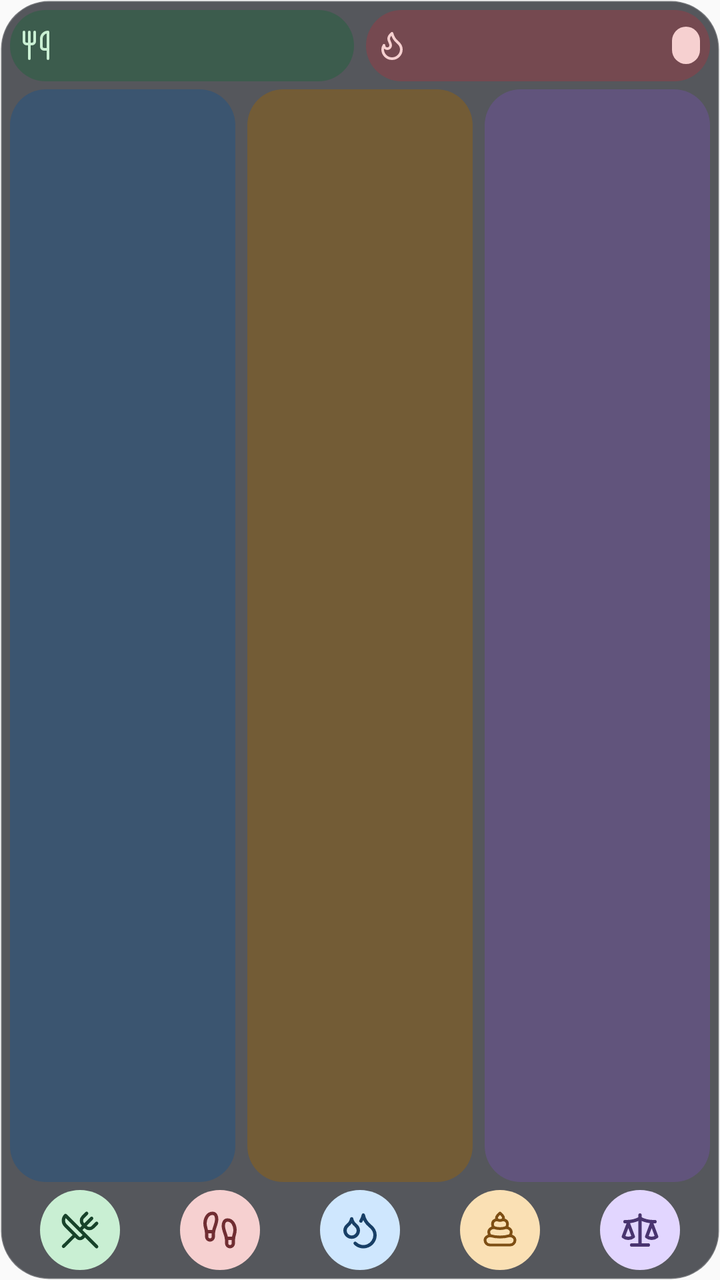
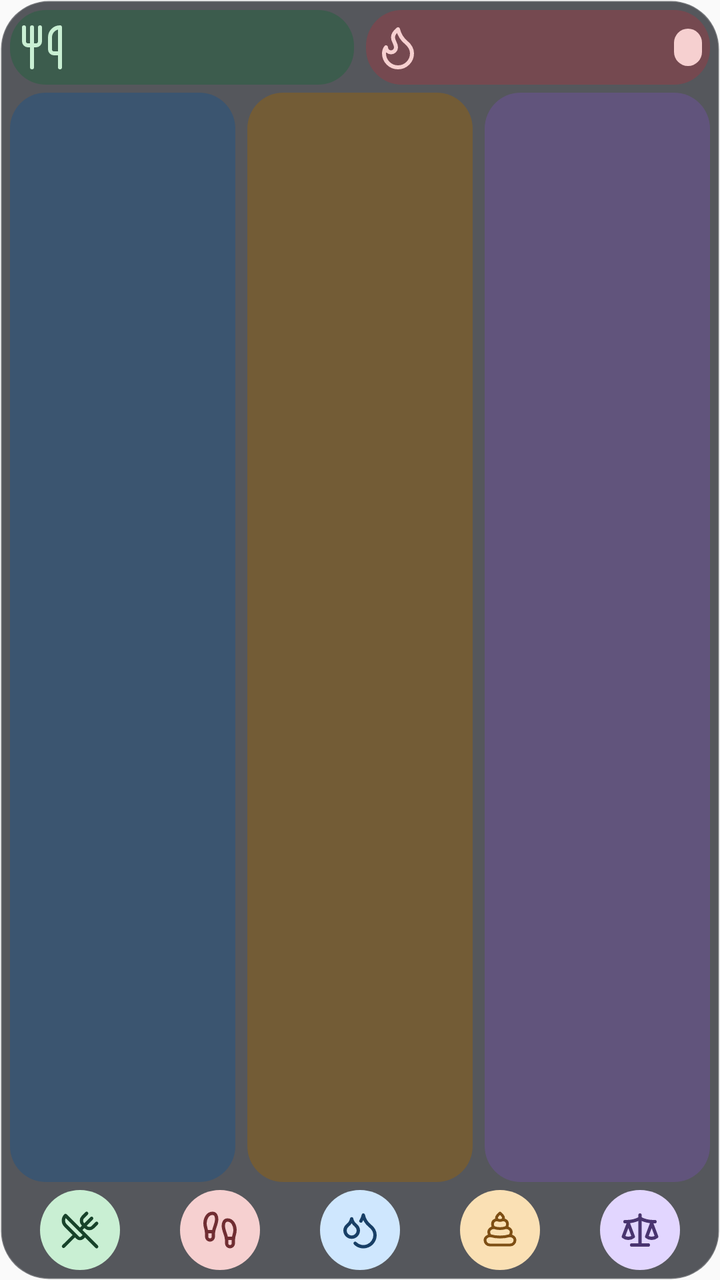

Compare the two renders of this Android layout. The source of the first and the diff that turns it into the second are given below.
<!-- AndroidManifest.xml: application theme AppTheme -->
<!-- res/layout/widget_medium_dark.xml -->
<?xml version="1.0" encoding="utf-8"?>
<LinearLayout xmlns:android="http://schemas.android.com/apk/res/android"
    android:layout_width="match_parent"
    android:layout_height="match_parent"
    android:background="@drawable/widget_surface_dark"
    android:orientation="vertical"
    android:padding="5dp">

    
    <LinearLayout
        android:layout_width="match_parent"
        android:layout_height="wrap_content"
        android:orientation="horizontal">

        <LinearLayout
            android:id="@+id/widget_intake_card"
            style="@style/WidgetCardRow"
            android:layout_width="0dp"
            android:layout_marginEnd="6dp"
            android:layout_weight="1"
            android:background="@drawable/widget_card_intake_dark">
            <ImageView
                    android:layout_width="16dp"
                    android:layout_height="16dp"
                    android:importantForAccessibility="no"
                    android:src="@drawable/widget_intake_icon_dark" />
            <TextView
                android:id="@+id/widget_intake_value"
                style="@style/WidgetValueRow"
                android:textColor="#E6F8EB" />
            <TextView
                    android:id="@+id/widget_intake_net"
                    style="@style/WidgetPill"
                    android:background="@drawable/widget_pill_surplus_dark"
                    android:textColor="#17432A"
                    android:visibility="gone" />
        </LinearLayout>

        <LinearLayout
            android:id="@+id/widget_burned_card"
            style="@style/WidgetCardRow"
            android:layout_width="0dp"
            android:layout_weight="1"
            android:background="@drawable/widget_card_burned_dark">
            <ImageView
                    android:layout_width="16dp"
                    android:layout_height="16dp"
                    android:importantForAccessibility="no"
                    android:src="@drawable/widget_burned_icon_dark" />
            <TextView
                android:id="@+id/widget_burned_value"
                style="@style/WidgetValueRow"
                android:textColor="#FBE9E9" />
            <TextView
                    android:id="@+id/widget_burned_net"
                    style="@style/WidgetPill"
                    android:background="@drawable/widget_pill_deficit_dark"
                    android:textColor="#702D32" />
        </LinearLayout>
    </LinearLayout>

    <LinearLayout
        android:layout_width="match_parent"
        android:layout_height="0dp"
        android:layout_marginTop="4dp"
        android:layout_marginBottom="4dp"
        android:layout_weight="1"
        android:orientation="horizontal">

        <LinearLayout
            android:id="@+id/widget_carbs_card"
            style="@style/WidgetMacro"
            android:layout_marginEnd="6dp"
            android:background="@drawable/widget_card_carbs_dark">
            <TextView
                android:id="@+id/widget_carbs_value"
                style="@style/WidgetMacroValueCompact"
                android:textColor="#E3F1FF" />
        </LinearLayout>

        <LinearLayout
            android:id="@+id/widget_protein_card"
            style="@style/WidgetMacro"
            android:layout_marginEnd="6dp"
            android:background="@drawable/widget_card_protein_dark">
            <TextView
                android:id="@+id/widget_protein_value"
                style="@style/WidgetMacroValueCompact"
                android:textColor="#FFF1D9" />
        </LinearLayout>

        <LinearLayout
            android:id="@+id/widget_fat_card"
            style="@style/WidgetMacro"
            android:background="@drawable/widget_card_fat_dark">
            <TextView
                android:id="@+id/widget_fat_value"
                style="@style/WidgetMacroValueCompact"
                android:textColor="#F1EAFF" />
        </LinearLayout>
    </LinearLayout>

    <include layout="@layout/widget_actions_five_compact" />
</LinearLayout>
<!-- res/layout/widget_actions_five_compact.xml (included above) -->
<?xml version="1.0" encoding="utf-8"?>
<LinearLayout xmlns:android="http://schemas.android.com/apk/res/android" android:layout_width="match_parent" android:layout_height="40dp" android:orientation="horizontal" android:gravity="center">
    <ImageButton android:id="@+id/widget_food" style="@style/WidgetActionCompact"
        android:src="@drawable/widget_food_icon" android:contentDescription="@string/widget_food" />
    <ImageButton android:id="@+id/widget_movement" style="@style/WidgetActionCompact"
        android:src="@drawable/widget_movement_icon" android:contentDescription="@string/widget_movement" />
    <ImageButton android:id="@+id/widget_water" style="@style/WidgetActionCompact"
        android:src="@drawable/widget_water_icon" android:contentDescription="@string/widget_water" />
    <ImageButton android:id="@+id/widget_poop" style="@style/WidgetActionCompact"
        android:src="@drawable/widget_poop_icon" android:contentDescription="@string/widget_poop" />
    <ImageButton android:id="@+id/widget_weight" style="@style/WidgetActionCompact"
        android:src="@drawable/widget_weight_icon" android:contentDescription="@string/widget_weight" />
    <ImageButton android:id="@+id/widget_custom" style="@style/WidgetActionCompact" android:visibility="gone"
        android:src="@drawable/widget_custom_icon" android:contentDescription="@string/widget_custom" />
</LinearLayout>
<!-- resources referenced by this layout -->
<resources>
  <!-- drawable widget_card_burned_dark (drawable) -->
  <?xml version="1.0" encoding="utf-8"?>
  <shape xmlns:android="http://schemas.android.com/apk/res/android" android:shape="rectangle">
      <solid android:color="#9E8A4249" />
      <corners android:radius="18dp" />
  </shape>
  <!-- drawable widget_card_carbs_dark (drawable) -->
  <?xml version="1.0" encoding="utf-8"?>
  <shape xmlns:android="http://schemas.android.com/apk/res/android" android:shape="rectangle">
      <solid android:color="#9E2C557D" />
      <corners android:radius="18dp" />
  </shape>
  <!-- drawable widget_card_fat_dark (drawable) -->
  <?xml version="1.0" encoding="utf-8"?>
  <shape xmlns:android="http://schemas.android.com/apk/res/android" android:shape="rectangle">
      <solid android:color="#9E6A5390" />
      <corners android:radius="18dp" />
  </shape>
  <!-- drawable widget_card_intake_dark (drawable) -->
  <?xml version="1.0" encoding="utf-8"?>
  <shape xmlns:android="http://schemas.android.com/apk/res/android" android:shape="rectangle">
      <solid android:color="#9E2E6045" />
      <corners android:radius="18dp" />
  </shape>
  <!-- drawable widget_card_protein_dark (drawable) -->
  <?xml version="1.0" encoding="utf-8"?>
  <shape xmlns:android="http://schemas.android.com/apk/res/android" android:shape="rectangle">
      <solid android:color="#9E87601F" />
      <corners android:radius="18dp" />
  </shape>
  <!-- drawable widget_pill_deficit_dark (drawable) -->
  <?xml version="1.0" encoding="utf-8"?>
  <shape xmlns:android="http://schemas.android.com/apk/res/android" android:shape="rectangle">
      <solid android:color="#F6D0D0" />
      <corners android:radius="12dp" />
  </shape>
  <!-- drawable widget_pill_surplus_dark (drawable) -->
  <?xml version="1.0" encoding="utf-8"?>
  <shape xmlns:android="http://schemas.android.com/apk/res/android" android:shape="rectangle">
      <solid android:color="#C9EFD3" />
      <corners android:radius="12dp" />
  </shape>
  <string name="widget_custom">Custom</string>
  <string name="widget_food">Food</string>
  <string name="widget_movement">Movement</string>
  <string name="widget_poop">Poop</string>
  <string name="widget_water">Water</string>
  <string name="widget_weight">Weight</string>
  <style name="WidgetActionCompact" parent="WidgetAction">
          <item name="android:layout_height">40dp</item>
      </style>
  <style name="WidgetCardRow" parent="WidgetCard">
          <item name="android:layout_height">wrap_content</item>
          <item name="android:layout_gravity">center_vertical</item>
          <item name="android:gravity">center_vertical</item>
          <item name="android:orientation">horizontal</item>
          <item name="android:padding">5dp</item>
      </style>
  <style name="WidgetMacroValueCompact" parent="WidgetMacroValue">
          <item name="android:textSize">15sp</item>
      </style>
  <style name="WidgetValueRow">
          <item name="android:layout_width">0dp</item>
          <item name="android:layout_height">wrap_content</item>
          <item name="android:layout_weight">1</item>
          <item name="android:gravity">center</item>
          <item name="android:singleLine">true</item>
          <item name="android:textSize">19sp</item>
          <item name="android:textStyle">bold</item>
      </style>
  <style name="AppTheme" parent="Theme.AppCompat.Light.DarkActionBar">
          
          <item name="colorPrimary">@color/colorPrimary</item>
          <item name="colorPrimaryDark">@color/colorPrimaryDark</item>
          <item name="colorAccent">@color/colorAccent</item>
      </style>
  <style name="WidgetCard">
          <item name="android:layout_height">match_parent</item>
          <item name="android:orientation">vertical</item>
          <item name="android:padding">9dp</item>
      </style>
  <!-- unchanged entries left out for length: 14 -->
</resources>

<!-- the commit's change to res/layout/widget_medium_dark.xml (unified diff, before → after) -->
@@ -20,8 +20,8 @@
             android:layout_weight="1"
             android:background="@drawable/widget_card_intake_dark">
             <ImageView
-                    android:layout_width="16dp"
-                    android:layout_height="16dp"
+                    android:layout_width="24dp"
+                    android:layout_height="24dp"
                     android:importantForAccessibility="no"
                     android:src="@drawable/widget_intake_icon_dark" />
             <TextView
@@ -43,8 +43,8 @@
             android:layout_weight="1"
             android:background="@drawable/widget_card_burned_dark">
             <ImageView
-                    android:layout_width="16dp"
-                    android:layout_height="16dp"
+                    android:layout_width="24dp"
+                    android:layout_height="24dp"
                     android:importantForAccessibility="no"
                     android:src="@drawable/widget_burned_icon_dark" />
             <TextView
<!-- resource entries referenced after the edit -->
@@ -56,10 +56,10 @@
           <item name="android:layout_gravity">center_vertical</item>
           <item name="android:gravity">center_vertical</item>
           <item name="android:orientation">horizontal</item>
-          <item name="android:padding">5dp</item>
+          <item name="android:padding">4dp</item>
       </style>
   <style name="WidgetMacroValueCompact" parent="WidgetMacroValue">
-          <item name="android:textSize">15sp</item>
+          <item name="android:textSize">12sp</item>
       </style>
   <style name="WidgetValueRow">
           <item name="android:layout_width">0dp</item>
@@ -67,7 +67,7 @@
           <item name="android:layout_weight">1</item>
           <item name="android:gravity">center</item>
           <item name="android:singleLine">true</item>
-          <item name="android:textSize">19sp</item>
+          <item name="android:textSize">22sp</item>
           <item name="android:textStyle">bold</item>
       </style>
   <style name="AppTheme" parent="Theme.AppCompat.Light.DarkActionBar">
